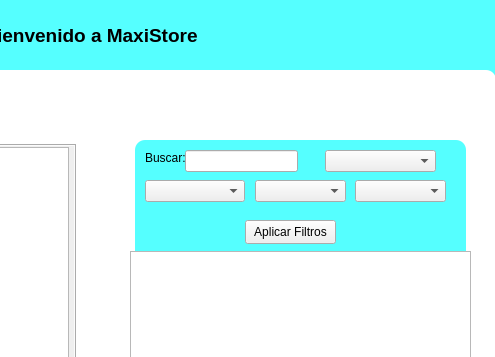
Before: the Qt Designer form ventana_productos.ui in IWinterI/Sistema_Recomendacion_G, drawn with Qt 5; both pictures show x 305 to 800 and y 0 to 357 of the 800 by 600 pixel window.
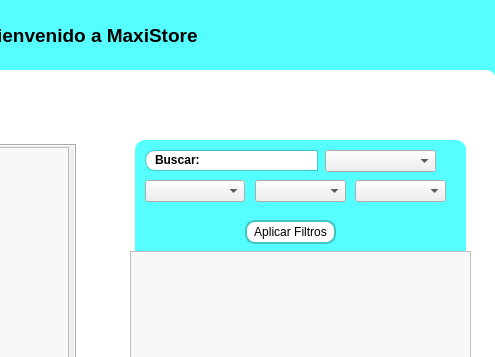
After: the same form once the commit is applied.

The edit to the form file:
```diff
--- a/ventana_productos.ui
+++ b/ventana_productos.ui
@@ -37,7 +37,44 @@
 
 #Volver:hover{
 	
-	background-color: rgb(85, 255, 255);
+	background-color: rgb(169, 255, 242);
+}
+
+#pushButton{
+	border: 2px solid rgb(65, 195, 195);
+	border-radius:10px;
+	background-color: rgb(255, 255, 255);
+}
+
+#pushButton:hover{
+	background-color: rgb(169, 255, 242);
+}
+
+
+
+#frame{
+	border:1px solid #42c7c7;
+	border-radius:10px;
+	background-color: rgb(255, 255, 255);
+}
+
+#lineEdit{
+	border-top: 1px solid #42c7c7;
+	border-right: 1px solid #42c7c7;
+	border-bottom: 1px solid #42c7c7;
+}
+
+QListWidget{
+	background-color: #f8f8f8;
+}
+
+QListWidget::item { 
+	border-bottom: 1px solid #e0e0e0;
+	padding: 8px; 
+}
+
+QListWidget::item:selected { 
+	background-color: #e0f0ff; 
 }</string>
   </property>
   <widget class="QWidget" name="centralwidget">
@@ -204,26 +241,13 @@
        <height>141</height>
       </rect>
      </property>
-     <widget class="QLabel" name="label_2">
-      <property name="geometry">
-       <rect>
-        <x>10</x>
-        <y>10</y>
-        <width>41</width>
-        <height>16</height>
-       </rect>
-      </property>
-      <property name="text">
-       <string>Buscar:</string>
-      </property>
-     </widget>
      <widget class="QLineEdit" name="lineEdit">
       <property name="geometry">
        <rect>
-        <x>50</x>
+        <x>70</x>
         <y>10</y>
         <width>113</width>
-        <height>22</height>
+        <height>21</height>
        </rect>
       </property>
      </widget>
@@ -595,6 +619,48 @@
        </property>
       </item>
      </widget>
+     <widget class="QFrame" name="frame">
+      <property name="geometry">
+       <rect>
+        <x>10</x>
+        <y>10</y>
+        <width>81</width>
+        <height>21</height>
+       </rect>
+      </property>
+      <property name="frameShape">
+       <enum>QFrame::Shape::StyledPanel</enum>
+      </property>
+      <property name="frameShadow">
+       <enum>QFrame::Shadow::Raised</enum>
+      </property>
+      <widget class="QLabel" name="label_2">
+       <property name="geometry">
+        <rect>
+         <x>10</x>
+         <y>0</y>
+         <width>51</width>
+         <height>20</height>
+        </rect>
+       </property>
+       <property name="font">
+        <font>
+         <family>Arial</family>
+         <bold>true</bold>
+        </font>
+       </property>
+       <property name="text">
+        <string>Buscar:</string>
+       </property>
+      </widget>
+     </widget>
+     <zorder>frame</zorder>
+     <zorder>lineEdit</zorder>
+     <zorder>comboBox</zorder>
+     <zorder>comboBox_2</zorder>
+     <zorder>comboBox_3</zorder>
+     <zorder>pushButton</zorder>
+     <zorder>comboBox_4</zorder>
     </widget>
     <zorder>Capa2</zorder>
     <zorder>Carpeta</zorder>
```
Left out of the diff: 22 changed lines with no effect on the pictures.
